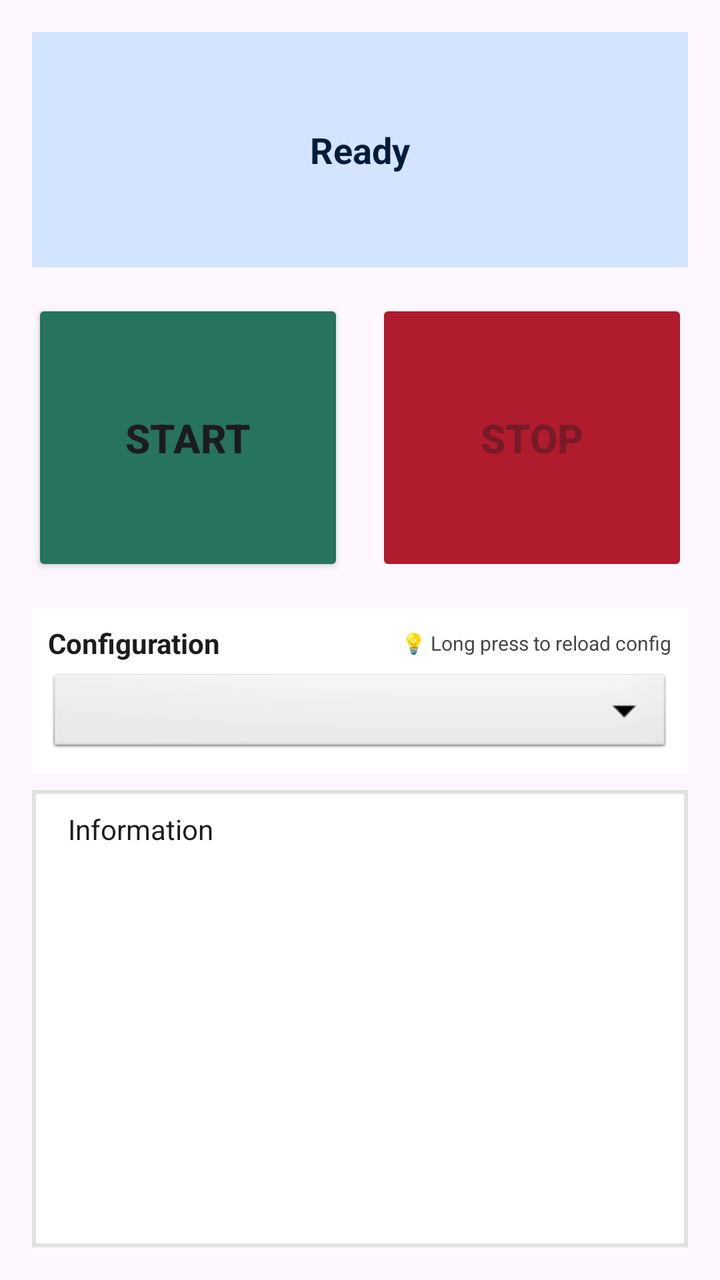
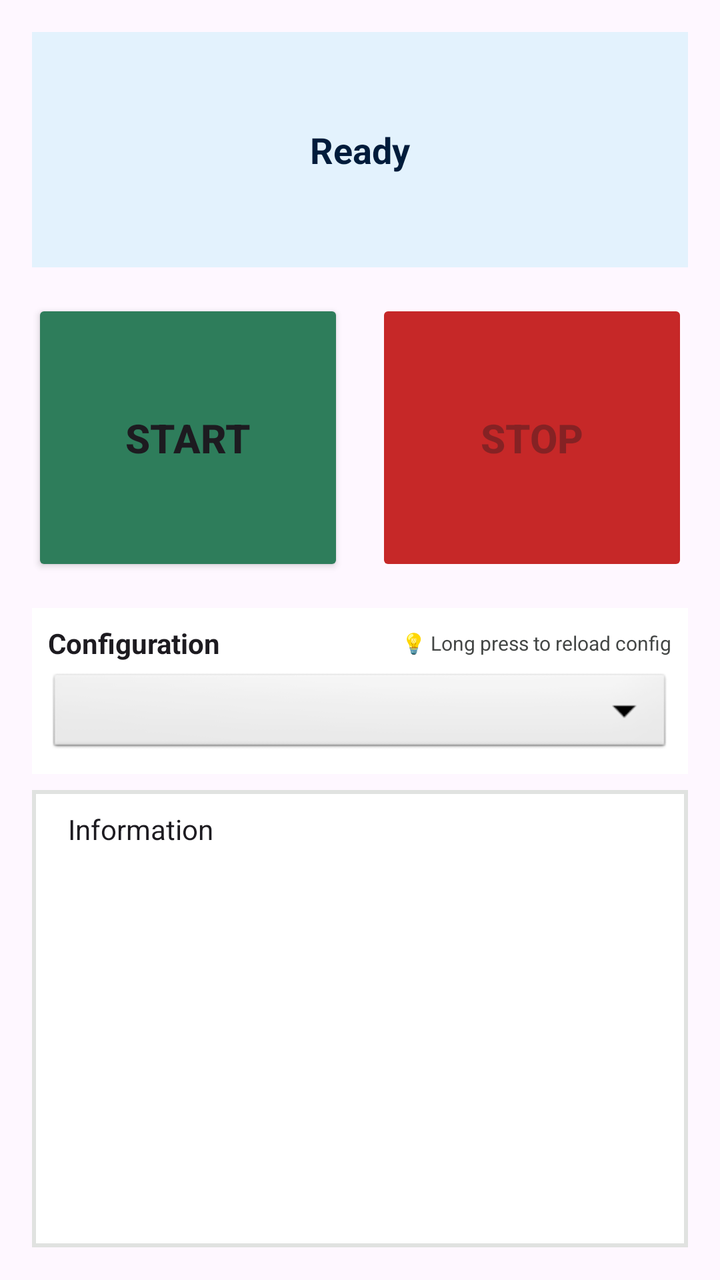

Compare the two renders of this Android layout. The source of the first and the diff that turns it into the second are given below.
<!-- AndroidManifest.xml: application theme Theme.AudioTester -->
<!-- res/layout/fragment_audio_test.xml -->
<?xml version="1.0" encoding="utf-8"?>
<LinearLayout xmlns:android="http://schemas.android.com/apk/res/android"
    android:layout_width="match_parent"
    android:layout_height="match_parent"
    android:orientation="vertical"
    android:padding="16dp">

    
    <TextView
        android:id="@+id/statusTextView"
        android:layout_width="match_parent"
        android:layout_height="0dp"
        android:layout_weight="1.7"
        android:text="Ready"
        android:textSize="18sp"
        android:textStyle="bold"
        android:textColor="#001C3B"
        android:gravity="center"
        android:paddingStart="16dp"
        android:paddingEnd="16dp"
        android:paddingTop="8dp"
        android:paddingBottom="8dp"
        android:background="#D3E4FF"
        android:layout_marginBottom="16dp" />

    
    <LinearLayout
        android:layout_width="match_parent"
        android:layout_height="0dp"
        android:layout_weight="2"
        android:orientation="horizontal"
        android:layout_marginBottom="16dp">

        <Button
            android:id="@+id/startButton"
            android:layout_width="0dp"
            android:layout_height="match_parent"
            android:layout_weight="1"
            android:layout_marginEnd="8dp"
            android:text="Start"
            android:textSize="20sp"
            android:textStyle="bold"
            android:backgroundTint="#26735E" />

        <Button
            android:id="@+id/stopButton"
            android:layout_width="0dp"
            android:layout_height="match_parent"
            android:layout_weight="1"
            android:layout_marginStart="8dp"
            android:text="Stop"
            android:textSize="20sp"
            android:textStyle="bold"
            android:backgroundTint="#B01B2E"
            android:enabled="false" />

    </LinearLayout>

    
    <LinearLayout
        android:layout_width="match_parent"
        android:layout_height="wrap_content"
        android:orientation="vertical"
        android:background="#FFFFFF"
        android:padding="8dp"
        android:layout_marginBottom="8dp">

        <LinearLayout
            android:layout_width="match_parent"
            android:layout_height="wrap_content"
            android:orientation="horizontal"
            android:gravity="center_vertical">

            <TextView
                android:id="@+id/configTitleTextView"
                android:layout_width="0dp"
                android:layout_height="wrap_content"
                android:layout_weight="1"
                android:text="Configuration"
                android:textSize="14sp"
                android:textStyle="bold"
                android:textColor="#1D1B20" />

            <TextView
                android:layout_width="wrap_content"
                android:layout_height="wrap_content"
                android:text="💡 Long press to reload config"
                android:textSize="10sp"
                android:textColor="#444746" />

        </LinearLayout>

        <Spinner
            android:id="@+id/configSpinner"
            android:layout_width="match_parent"
            android:layout_height="44dp"
            android:layout_marginTop="4dp"
            android:background="@android:drawable/btn_dropdown"
            android:paddingStart="12dp"
            android:paddingEnd="12dp"
            android:spinnerMode="dropdown"
            android:popupBackground="#FFFFFF" />

    </LinearLayout>

    
    <ScrollView
        android:layout_width="match_parent"
        android:layout_height="0dp"
        android:layout_weight="3.3"
        android:fillViewport="true"
        android:padding="2dp"
        android:background="#E0E2E0">

        <TextView
            android:id="@+id/infoTextView"
            android:layout_width="match_parent"
            android:layout_height="wrap_content"
            android:text="Information"
            android:textSize="14sp"
            android:textColor="#1D1B20"
            android:lineSpacingExtra="4dp"
            android:background="#FFFFFF"
            android:paddingStart="16dp"
            android:paddingEnd="16dp"
            android:paddingTop="8dp"
            android:paddingBottom="8dp" />

    </ScrollView>

</LinearLayout>
<!-- resources referenced by this layout -->
<resources>
  <style name="Theme.AudioTester" parent="Base.Theme.AudioTester" />
  <style name="Base.Theme.AudioTester" parent="Theme.Material3.DayNight.NoActionBar" />
</resources>

<!-- the commit's change to res/layout/fragment_audio_test.xml (unified diff, before → after) -->
@@ -14,13 +14,13 @@
         android:text="Ready"
         android:textSize="18sp"
         android:textStyle="bold"
-        android:textColor="#001C3B"
+        android:textColor="@color/status_text"
         android:gravity="center"
         android:paddingStart="16dp"
         android:paddingEnd="16dp"
         android:paddingTop="8dp"
         android:paddingBottom="8dp"
-        android:background="#D3E4FF"
+        android:background="@color/status_background"
         android:layout_marginBottom="16dp" />
 
     
@@ -40,7 +40,7 @@
             android:text="Start"
             android:textSize="20sp"
             android:textStyle="bold"
-            android:backgroundTint="#26735E" />
+            android:backgroundTint="@color/start_button" />
 
         <Button
             android:id="@+id/stopButton"
@@ -51,7 +51,7 @@
             android:text="Stop"
             android:textSize="20sp"
             android:textStyle="bold"
-            android:backgroundTint="#B01B2E"
+            android:backgroundTint="@color/stop_button"
             android:enabled="false" />
 
     </LinearLayout>
@@ -61,7 +61,7 @@
         android:layout_width="match_parent"
         android:layout_height="wrap_content"
         android:orientation="vertical"
-        android:background="#FFFFFF"
+        android:background="@color/panel_background"
         android:padding="8dp"
         android:layout_marginBottom="8dp">
 
@@ -79,14 +79,14 @@
                 android:text="Configuration"
                 android:textSize="14sp"
                 android:textStyle="bold"
-                android:textColor="#1D1B20" />
+                android:textColor="@color/text_primary" />
 
             <TextView
                 android:layout_width="wrap_content"
                 android:layout_height="wrap_content"
                 android:text="💡 Long press to reload config"
                 android:textSize="10sp"
-                android:textColor="#444746" />
+                android:textColor="@color/text_hint" />
 
         </LinearLayout>
 
@@ -99,7 +99,7 @@
             android:paddingStart="12dp"
             android:paddingEnd="12dp"
             android:spinnerMode="dropdown"
-            android:popupBackground="#FFFFFF" />
+            android:popupBackground="@color/panel_background" />
 
     </LinearLayout>
 
@@ -110,7 +110,7 @@
         android:layout_weight="3.3"
         android:fillViewport="true"
         android:padding="2dp"
-        android:background="#E0E2E0">
+        android:background="@color/info_surface">
 
         <TextView
             android:id="@+id/infoTextView"
@@ -118,9 +118,9 @@
             android:layout_height="wrap_content"
             android:text="Information"
             android:textSize="14sp"
-            android:textColor="#1D1B20"
+            android:textColor="@color/text_primary"
             android:lineSpacingExtra="4dp"
-            android:background="#FFFFFF"
+            android:background="@color/panel_background"
             android:paddingStart="16dp"
             android:paddingEnd="16dp"
             android:paddingTop="8dp"
<!-- resource entries referenced after the edit -->
@@ -1,5 +1,13 @@
 <!-- resources referenced by this layout -->
 <resources>
+  <color name="info_surface">#E0E2E0</color>
+  <color name="panel_background">#FFFFFF</color>
+  <color name="start_button">#2E7D5B</color>
+  <color name="status_background">#E3F2FD</color>
+  <color name="status_text">#001C3B</color>
+  <color name="stop_button">#C62828</color>
+  <color name="text_hint">#444746</color>
+  <color name="text_primary">#1D1B20</color>
   <style name="Theme.AudioTester" parent="Base.Theme.AudioTester" />
   <style name="Base.Theme.AudioTester" parent="Theme.Material3.DayNight.NoActionBar" />
 </resources>
